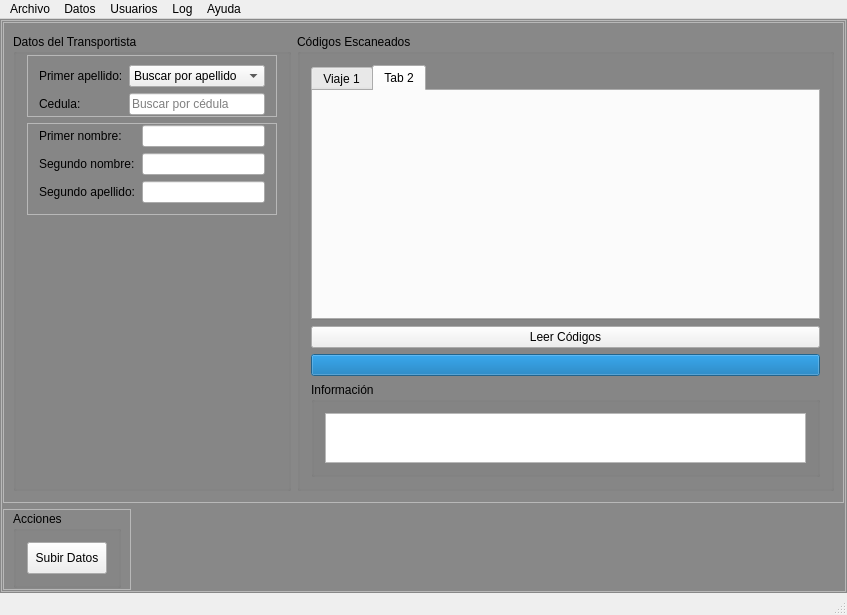
Qt form transporte_ucv_harvester/mainwindow.ui (BlastDV/compusciens-ucv-transporte-harvester) before a commit.
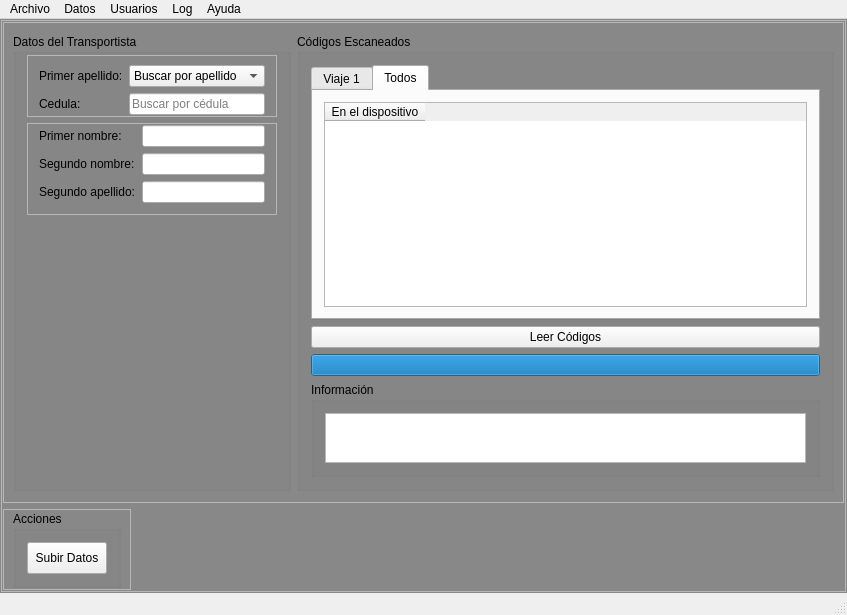
The same form after that commit. The open tabs and pages were chosen to show the change. Icons and pictures are not drawn.

Diff of the .ui file:
```diff
--- a/transporte_ucv_harvester/mainwindow.ui
+++ b/transporte_ucv_harvester/mainwindow.ui
@@ -392,8 +392,19 @@
                </widget>
                <widget class="QWidget" name="tab_2">
                 <attribute name="title">
-                 <string>Tab 2</string>
+                 <string>Todos</string>
                 </attribute>
+                <layout class="QHBoxLayout" name="horizontalLayout_5">
+                 <item>
+                  <widget class="QTableWidget" name="AllCodesTable">
+                   <column>
+                    <property name="text">
+                     <string>En el dispositivo</string>
+                    </property>
+                   </column>
+                  </widget>
+                 </item>
+                </layout>
                </widget>
               </widget>
              </item>
```
Left out of the diff: 4 changed lines with no effect on the pictures.
